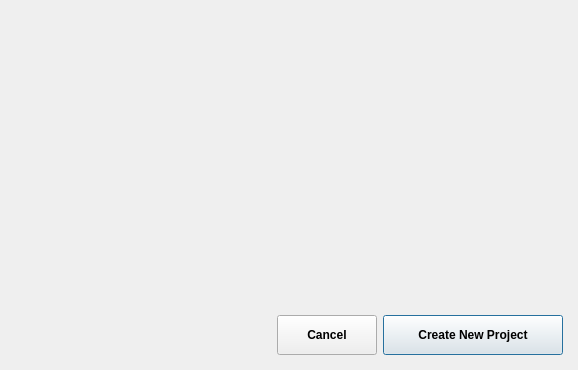
Qt form src/AcceuilPanel/Dialog/newprojectdialog.ui (AriyaConseils/MarleneTranslation) before a commit.
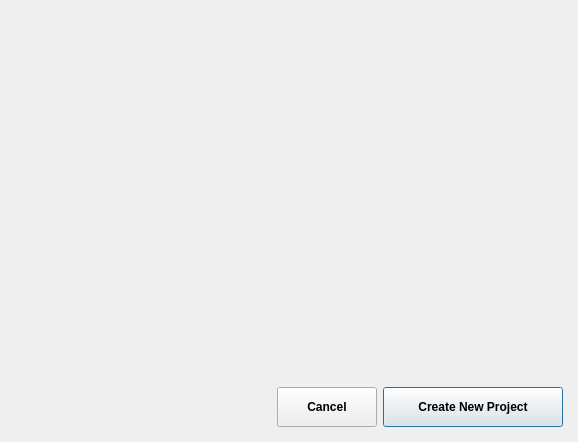
The same form after that commit. Custom widgets are drawn as their Qt base class.

```diff
--- a/src/AcceuilPanel/Dialog/newprojectdialog.ui
+++ b/src/AcceuilPanel/Dialog/newprojectdialog.ui
@@ -7,7 +7,7 @@
     <x>0</x>
     <y>0</y>
     <width>578</width>
-    <height>370</height>
+    <height>442</height>
    </rect>
   </property>
   <property name="minimumSize">
```
